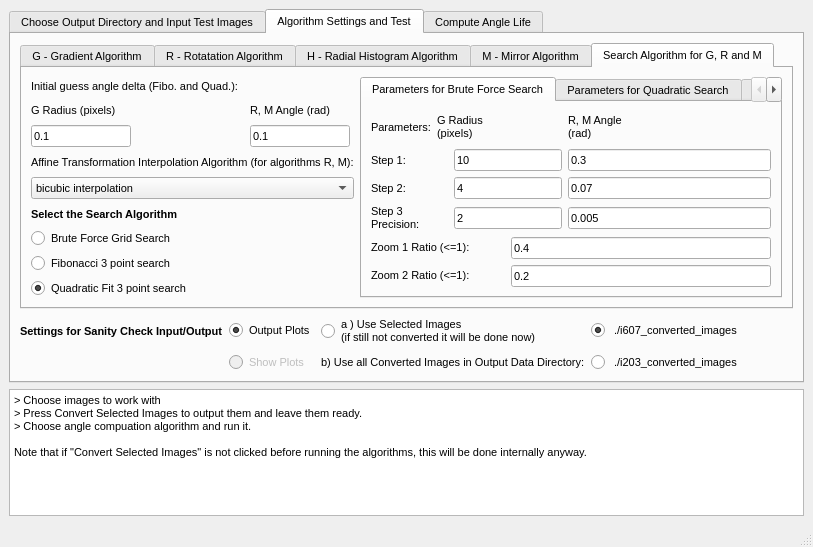
Above: GUI/Design.ui from Oiangu9/Conical_Refraction_Polarimeter before the change. Below: the same form after it.
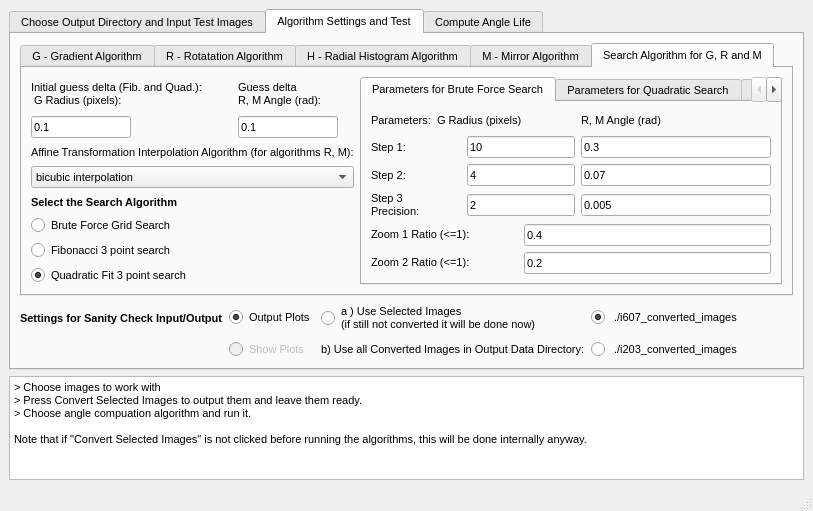
That is the form after the change. The open tabs and pages were chosen to show the change.

Commit message: Dynamical font size with screen resolution

Diff of the .ui file:
```diff
--- a/GUI/Design.ui
+++ b/GUI/Design.ui
@@ -7,7 +7,7 @@
     <x>0</x>
     <y>0</y>
     <width>813</width>
-    <height>547</height>
+    <height>511</height>
    </rect>
   </property>
   <property name="sizePolicy">
@@ -762,13 +762,6 @@
             <string>Search Algorithm for G, R and M</string>
            </attribute>
            <layout class="QGridLayout" name="gridLayout_7">
-            <item row="0" column="0">
-             <widget class="QLabel" name="label_14">
-              <property name="text">
-               <string>Initial guess angle delta (Fibo. and Quad.):</string>
-              </property>
-             </widget>
-            </item>
             <item row="0" column="2" rowspan="9">
              <widget class="QTabWidget" name="tabWidget_4">
               <property name="currentIndex">
@@ -789,16 +782,14 @@
                 <item row="0" column="1" colspan="3">
                  <widget class="QLabel" name="label_46">
                   <property name="text">
-                   <string>G Radius
-(pixels)</string>
+                   <string>G Radius (pixels)</string>
                   </property>
                  </widget>
                 </item>
                 <item row="0" column="4">
                  <widget class="QLabel" name="label_42">
                   <property name="text">
-                   <string>R, M Angle
-(rad)</string>
+                   <string>R, M Angle (rad)</string>
                   </property>
                  </widget>
                 </item>
@@ -1052,26 +1043,6 @@
               </widget>
              </widget>
             </item>
-            <item row="1" column="0">
-             <widget class="QLabel" name="label_60">
-              <property name="maximumSize">
-               <size>
-                <width>200</width>
-                <height>16777215</height>
-               </size>
-              </property>
-              <property name="text">
-               <string>G Radius (pixels)</string>
-              </property>
-             </widget>
-            </item>
-            <item row="1" column="1">
-             <widget class="QLabel" name="label_59">
-              <property name="text">
-               <string>R, M Angle (rad)</string>
-              </property>
-             </widget>
-            </item>
             <item row="2" column="0">
              <widget class="QLineEdit" name="initial_guess_delta_pix">
               <property name="maximumSize">
@@ -1190,6 +1161,28 @@
               </property>
              </widget>
             </item>
+            <item row="0" column="0" rowspan="2">
+             <widget class="QLabel" name="label_60">
+              <property name="maximumSize">
+               <size>
+                <width>200</width>
+                <height>16777215</height>
+               </size>
+              </property>
+              <property name="text">
+               <string>Initial guess delta (Fib. and Quad.):
+ G Radius (pixels):</string>
+              </property>
+             </widget>
+            </item>
+            <item row="0" column="1" rowspan="2">
+             <widget class="QLabel" name="label_59">
+              <property name="text">
+               <string>Guess delta
+R, M Angle (rad):</string>
+              </property>
+             </widget>
+            </item>
            </layout>
           </widget>
          </widget>
```
Left out of the diff: 12 changed lines with no effect on the pictures. The commit also changes 1 other file.
